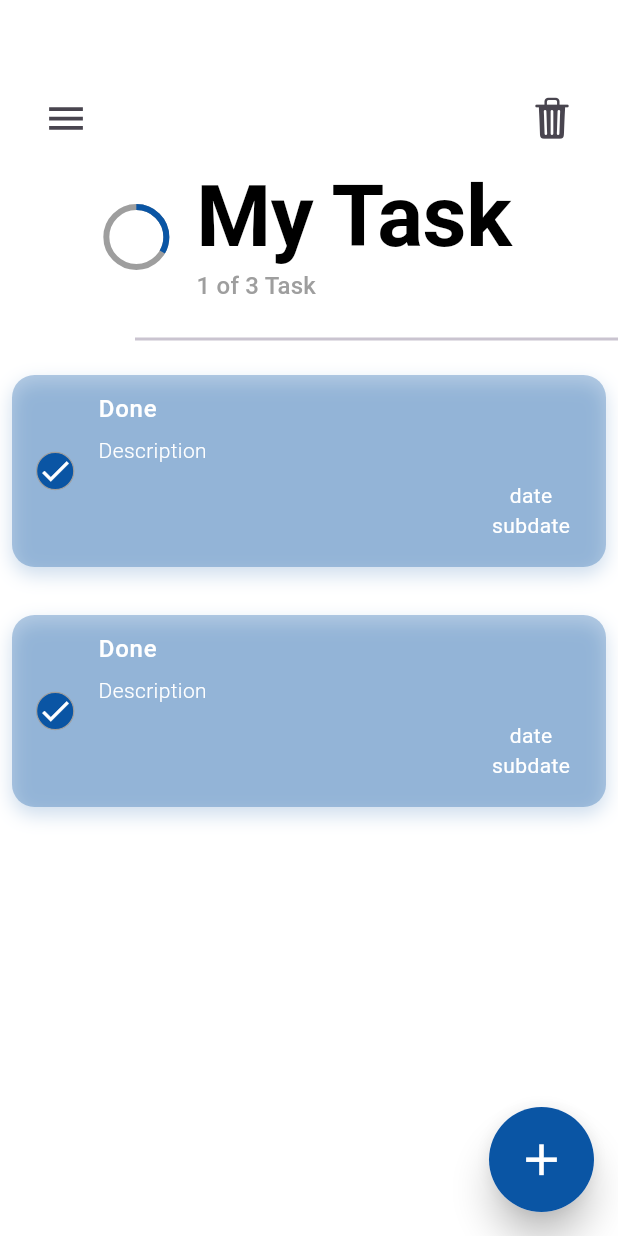
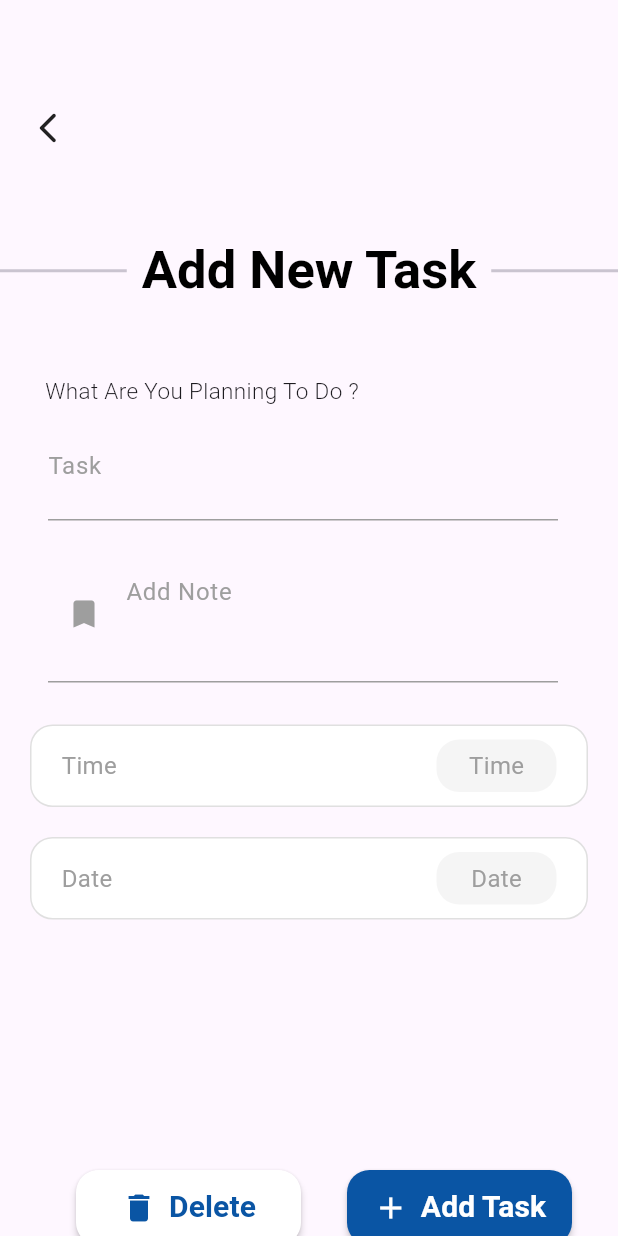
Before and after one commit to arsyakbar28/TodoApps, a Flutter app: the screen it shows after launch, after a tap on the "add" icon, on a phone screen of 412 x 824 dp. Run offline on Flutter 3.47's test engine with Material 3 defaults, Android fonts, the phone set to English and light mode, and no system bars; drawn by our look-alikes of flutter_slider_drawer; our stand-ins replace animate_do, get, lottie; missing offline and left inert: flutter_cupertino_date_picker_fork.

Commit message:
add task view

```diff
--- a/lib/core.dart
+++ b/lib/core.dart
@@ -2,11 +2,20 @@
 We believe, the class name must be unique.
 If there is a conflicting class name in this file,
 it means you have to rename it to something more unique.
-fileCount: 6
+fileCount: 16
 */
-export 'package:todoapp/utils/color_set.dart';
+export 'package:todoapp/assets/lootie_asset.dart';
+export 'package:todoapp/core/routes/app_get.dart';
 export 'package:todoapp/core_package.dart';
 export 'package:todoapp/presentation/home/controller/home_controller.dart';
 export 'package:todoapp/presentation/home/view/home_view.dart';
-export 'package:todoapp/presentation/splashscreen/controller/splashscreen_controller.dart';
+export 'package:todoapp/presentation/home/widget/floatingactionbutton.dart';
+export 'package:todoapp/presentation/home/widget/home_app_bar.dart';
+export 'package:todoapp/presentation/home/widget/home_body.dart';
+export 'package:todoapp/presentation/home/widget/slider_drawer.dart';
+export 'package:todoapp/presentation/home/widget/taskwidget.dart';
 export 'package:todoapp/presentation/splashscreen/view/splashscreen_view.dart' hide SplashscreenController;
+export 'package:todoapp/presentation/task/controller/task_controller.dart';
+export 'package:todoapp/presentation/task/view/task_view.dart';
+export 'package:todoapp/utils/app_str.dart';
+export 'package:todoapp/utils/color_set.dart';
--- a/lib/main.dart
+++ b/lib/main.dart
@@ -1,8 +1,6 @@
 import 'package:flutter/material.dart';
 import 'package:get/get.dart';
 import 'package:todoapp/core.dart';
-import 'package:todoapp/core/routes/app_get.dart';
-import 'package:todoapp/presentation/splashscreen/view/splashscreen_view.dart';
 
 void main() {
   runApp(const MyApp());
@@ -18,6 +16,7 @@ class MyApp extends StatelessWidget {
       title: 'Todo App',
       // initialRoute: '/splashscreen',
       debugShowCheckedModeBanner: false,
+
       home: SplashscreenView(),
       getPages: AppPages.pages,
     );
--- a/lib/presentation/home/view/home_view.dart
+++ b/lib/presentation/home/view/home_view.dart
@@ -4,20 +4,14 @@ import 'package:animate_do/animate_do.dart';
 import 'package:flutter/material.dart';
 import 'package:flutter_slider_drawer/flutter_slider_drawer.dart';
 import 'package:lottie/lottie.dart';
-import 'package:todoapp/assets/lootie_asset.dart';
 import 'package:todoapp/core.dart';
-import 'package:todoapp/presentation/home/widget/floatingactionbutton.dart';
-import 'package:todoapp/presentation/home/widget/home_app_bar.dart';
-import 'package:todoapp/presentation/home/widget/slider_drawer.dart';
-import 'package:todoapp/presentation/home/widget/taskwidget.dart';
-import 'package:todoapp/utils/app_str.dart';
 
 class HomeView extends StatefulWidget {
   HomeView({super.key});
 
   final GlobalKey<SliderDrawerState> drawerKey = GlobalKey<SliderDrawerState>();
 
-  static List<int> testing = [1, 2];
+  static List<int> testing = [];
 
   Widget build(context, HomeController controller) {
     controller.view = this;
--- a/lib/presentation/home/widget/floatingactionbutton.dart
+++ b/lib/presentation/home/widget/floatingactionbutton.dart
@@ -1,6 +1,6 @@
-import 'dart:developer';
-
+import 'package:flutter/cupertino.dart';
 import 'package:flutter/material.dart';
+import 'package:todoapp/presentation/task/view/task_view.dart';
 import 'package:todoapp/utils/color_set.dart';
 
 // ignore: camel_case_types
@@ -11,7 +11,10 @@ class floatingActionButton extends StatelessWidget {
   Widget build(BuildContext context) {
     return GestureDetector(
       onTap: () {
-        log('add Task clicked');
+        Navigator.push(
+          context,
+          CupertinoPageRoute(builder: (context) => const TaskView()),
+        );
         // Add your onTap code here
       },
       child: Material(
--- /dev/null
+++ b/lib/presentation/task/controller/task_controller.dart
@@ -0,0 +1,24 @@
+import 'package:flutter/material.dart';
+import 'package:todoapp/core.dart';
+
+class TaskController extends State<TaskView> {
+  static late TaskController instance;
+  late TaskView view;
+
+  @override
+  void initState() {
+    super.initState();
+    instance = this;
+    WidgetsBinding.instance.addPostFrameCallback((_) => onReady());
+  }
+
+  void onReady() {}
+
+  @override
+  void dispose() {
+    super.dispose();
+  }
+
+  @override
+  Widget build(BuildContext context) => widget.build(context, this);
+}
--- /dev/null
+++ b/lib/presentation/task/view/task_view.dart
@@ -0,0 +1,218 @@
+import 'dart:developer';
+
+import 'package:flutter/material.dart';
+import 'package:flutter_cupertino_date_picker_fork/flutter_cupertino_date_picker_fork.dart';
+import 'package:todoapp/core.dart';
+import 'package:todoapp/presentation/task/widget/date_time_selection.dart';
+import 'package:todoapp/presentation/task/widget/rep_text_field.dart';
+import 'package:todoapp/presentation/task/widget/task_view_app_bar.dart';
+
+class TaskView extends StatefulWidget {
+  const TaskView({super.key});
+
+  Widget build(context, TaskController controller) {
+    controller.view = this;
+
+    final TextEditingController titleTaskController = TextEditingController();
+    // ignore: unused_local_variable
+    final TextEditingController descriptionTaskController =
+        TextEditingController();
+
+    return GestureDetector(
+      onTap: () => FocusManager.instance.primaryFocus?.unfocus(),
+      child: Scaffold(
+        appBar: const TaskViewAppBar(),
+
+        body: SizedBox(
+          width: double.infinity,
+          height: double.infinity,
+          child: SingleChildScrollView(
+            child: Column(
+              children: [
+                _buildTopSideText(Theme.of(context).textTheme),
+
+                _buildMainTaskViewActivity(
+                  context,
+                  titleTaskController,
+                  descriptionTaskController,
+                ),
+
+                //bottom button
+                _buildBottomSideButton(),
+              ],
+            ),
+          ),
+        ),
+      ),
+    );
+  }
+
+  @override
+  State<TaskView> createState() => TaskController();
+}
+
+Padding _buildBottomSideButton() {
+  return Padding(
+    padding: const EdgeInsets.only(bottom: 20, left: 20),
+    child: Row(
+      mainAxisAlignment: MainAxisAlignment.spaceEvenly,
+      children: [
+        //delete task button
+        MaterialButton(
+          onPressed: () {
+            log('Delete Task Button Pressed');
+          },
+          minWidth: 150,
+          height: 50,
+          color: Colors.white,
+          shape: RoundedRectangleBorder(
+            borderRadius: BorderRadius.circular(15),
+          ),
+          child: Row(
+            children: [
+              Icon(Icons.delete, color: AppColor.primary),
+              const SizedBox(width: 8),
+              Text(
+                AppStr.deleteTask,
+                style: const TextStyle(
+                  color: AppColor.primary,
+                  fontSize: 20,
+                  fontWeight: FontWeight.w600,
+                ),
+              ),
+            ],
+          ),
+        ),
+
+        //add update task button
+        MaterialButton(
+          onPressed: () {
+            log('Add Task Button Pressed');
+          },
+          minWidth: 150,
+          height: 50,
+          color: AppColor.primary,
+          shape: RoundedRectangleBorder(
+            borderRadius: BorderRadius.circular(15),
+          ),
+          child: Row(
+            children: [
+              Icon(Icons.add, color: Colors.white),
+              const SizedBox(width: 8),
+              Text(
+                AppStr.addTaskString,
+                style: const TextStyle(
+                  color: Colors.white,
+                  fontSize: 20,
+                  fontWeight: FontWeight.w600,
+                ),
+              ),
+            ],
+          ),
+        ),
+      ],
+    ),
+  );
+}
+
+Widget _buildTopSideText(TextTheme textTheme) {
+  return SizedBox(
+    width: double.infinity,
+    height: 100,
+    child: Column(
+      mainAxisAlignment: MainAxisAlignment.start,
+      children: [
+        const SizedBox(height: 10), // Tambahkan jarak dari atas
+        Row(
+          crossAxisAlignment: CrossAxisAlignment.center,
+          children: [
+            Expanded(child: Divider(thickness: 2)),
+            const SizedBox(width: 10),
+            // RichText is not const because it depends on context
+            RichText(
+              text: TextSpan(
+                text: AppStr.addNewTask,
+                style: TextStyle(
+                  fontSize: 35,
+                  fontWeight: FontWeight.w600,
+                  color: Colors.black,
+                ),
+              ),
+            ),
+            const SizedBox(width: 10),
+            Expanded(child: Divider(thickness: 2)),
+          ],
+        ),
+      ],
+    ),
+  );
+}
+
+Widget _buildMainTaskViewActivity(
+  BuildContext context,
+  TextEditingController titleTaskController,
+  TextEditingController descriptionTaskController,
+) {
+  return SizedBox(
+    width: double.infinity,
+    height: 530,
+    child: Column(
+      crossAxisAlignment: CrossAxisAlignment.start,
+      children: [
+        Padding(
+          padding: EdgeInsets.only(left: 30),
+          child: Text(
+            AppStr.titleOfTitleTextField,
+            style: const TextStyle(fontWeight: FontWeight.w300, fontSize: 15),
+          ),
+        ),
+
+        // Task title text field
+        RepTextField(controller: titleTaskController),
+
+        RepTextField(
+          controller: descriptionTaskController,
+          isForDescription: true,
+        ),
+
+        DateTimeSelectionWidget(
+          onTap: () {
+            showModalBottomSheet(
+              context: context,
+              builder:
+                  (_) => SizedBox(
+                    height: 300,
+                    child: TimePickerWidget(
+                      //initdateTime:
+                      onChange: (_, __) {},
+                      dateFormat: 'HH:mm',
+                      onConfirm: (dateTime, _) {},
+                    ),
+                  ),
+            );
+          },
+          title: AppStr.timeString,
+        ),
+        DateTimeSelectionWidget(
+          onTap: () {
+            DatePicker.showDatePicker(
+              context,
+              pickerTheme: DateTimePickerTheme(
+                showTitle: true,
+                itemTextStyle: const TextStyle(
+                  color: Colors.black,
+                  fontSize: 18,
+                ),
+              ),
+              initialDateTime: DateTime.now(),
+              dateFormat: 'dd-MMMM-yyyy',
+              locale: DateTimePickerLocale.en_us,
+              onConfirm: (dateTime, _) {},
+            );
+          },
+          title: AppStr.dateString,
+        ),
+      ],
+    ),
+  );
+}
--- /dev/null
+++ b/lib/presentation/task/widget/date_time_selection.dart
@@ -0,0 +1,59 @@
+import 'package:flutter/material.dart';
+
+class DateTimeSelectionWidget extends StatelessWidget {
+  const DateTimeSelectionWidget({super.key, this.onTap, this.title});
+
+  final VoidCallback? onTap;
+  final String? title;
+  @override
+  Widget build(BuildContext context) {
+    return GestureDetector(
+      onTap: onTap,
+      child: Container(
+        width: double.infinity,
+        height: 55,
+        margin: EdgeInsets.fromLTRB(20, 20, 20, 0),
+        decoration: BoxDecoration(
+          color: Colors.white,
+          border: Border.all(color: Colors.grey.shade300),
+          borderRadius: BorderRadius.circular(15),
+        ),
+        child: Row(
+          mainAxisAlignment: MainAxisAlignment.spaceBetween,
+          children: [
+            Padding(
+              padding: const EdgeInsets.only(left: 20),
+              child: Text(
+                title ?? '',
+                style: TextStyle(
+                  fontSize: 16,
+                  fontWeight: FontWeight.normal,
+                  color: Colors.grey,
+                ),
+              ),
+            ),
+            Container(
+              margin: EdgeInsets.only(right: 20),
+              width: 80,
+              height: 35,
+              decoration: BoxDecoration(
+                color: Colors.grey.shade100,
+                borderRadius: BorderRadius.circular(15),
+              ),
+              child: Center(
+                child: Text(
+                  title ?? '',
+                  style: TextStyle(
+                    fontSize: 16,
+                    fontWeight: FontWeight.normal,
+                    color: Colors.grey,
+                  ),
+                ),
+              ),
+            ),
+          ],
+        ),
+      ),
+    );
+  }
+}
--- /dev/null
+++ b/lib/presentation/task/widget/rep_text_field.dart
@@ -0,0 +1,57 @@
+import 'package:flutter/material.dart';
+import 'package:todoapp/utils/app_str.dart';
+
+class RepTextField extends StatelessWidget {
+  const RepTextField({
+    super.key,
+    required this.controller,
+    this.isForDescription = false,
+  });
+
+  final TextEditingController controller;
+  final bool isForDescription;
+
+  @override
+  Widget build(BuildContext context) {
+    return Container(
+      width: double.infinity,
+      margin: EdgeInsets.symmetric(horizontal: 16),
+      child: ListTile(
+        title: TextFormField(
+          controller: controller,
+          maxLines: !isForDescription ? 2 : 3,
+          cursorHeight: 20,
+          style: TextStyle(color: Colors.black),
+          decoration: InputDecoration(
+            hintText: isForDescription ? AppStr.addNote : AppStr.taskString,
+            hintStyle: const TextStyle(
+              color: Colors.grey,
+              fontWeight: FontWeight.normal,
+              fontSize: 16,
+              height: 1,
+            ),
+            alignLabelWithHint: true,
+            contentPadding: const EdgeInsets.only(top: 20),
+            // Center hint text
+            floatingLabelBehavior: FloatingLabelBehavior.never,
+            // Center text in the field
+            // To center hint, also center the input text
+            // So add textAlign to TextFormField:
+            prefixIcon:
+                isForDescription
+                    ? const Icon(Icons.bookmark, color: Colors.grey)
+                    : null,
+            enabledBorder: const UnderlineInputBorder(
+              borderSide: BorderSide(color: Colors.grey, width: 1),
+            ),
+            focusedBorder: const UnderlineInputBorder(
+              borderSide: BorderSide(color: Colors.grey, width: 1),
+            ),
+          ),
+          onFieldSubmitted: (value) {},
+          onChanged: (value) {},
+        ),
+      ),
+    );
+  }
+}
--- /dev/null
+++ b/lib/presentation/task/widget/task_view_app_bar.dart
@@ -0,0 +1,32 @@
+import 'package:flutter/material.dart';
+
+class TaskViewAppBar extends StatelessWidget implements PreferredSizeWidget {
+  const TaskViewAppBar({super.key});
+
+  @override
+  Size get preferredSize => const Size.fromHeight(150);
+
+  @override
+  Widget build(BuildContext context) {
+    return Padding(
+      padding: const EdgeInsets.only(left: 20),
+      child: SizedBox(
+        width: double.infinity,
+        height: 150,
+        child: Row(
+          children: [
+            Padding(
+              padding: const EdgeInsets.only(top: 20),
+              child: GestureDetector(
+                onTap: () {
+                  Navigator.pop(context);
+                },
+                child: Icon(Icons.arrow_back_ios_new_rounded),
+              ),
+            ),
+          ],
+        ),
+      ),
+    );
+  }
+}
--- a/lib/utils/app_str.dart
+++ b/lib/utils/app_str.dart
@@ -1,12 +1,12 @@
 class AppStr {
   static const String mainTitle = 'My Task';
-  static const String deletedTask = 'This task has been deleted';
-  static const String doneAllTask = 'All tasks are done';
-  static const String addNewTask = 'Add new task';
+  static const String deletedTask = 'This Task Has Been Deleted';
+  static const String doneAllTask = 'All Tasks Are Done';
+  static const String addNewTask = 'Add New Task';
   static const String updateCurrentTask = 'Update';
   static const String taskString = 'Task';
-  static const String titleOfTitleTextField = 'What are you planning to do?';
-  static const String addNote = 'Add note';
+  static const String titleOfTitleTextField = 'What Are You Planning To Do ?';
+  static const String addNote = 'Add Note';
   static const String timeString = 'Time';
   static const String dateString = 'Date';
   static const String deleteTask = 'Delete';
```
Also changed, not shown: lib/presentation/splashscreen/controller/splashscreen_controller.dart (+1 -7 lines).
